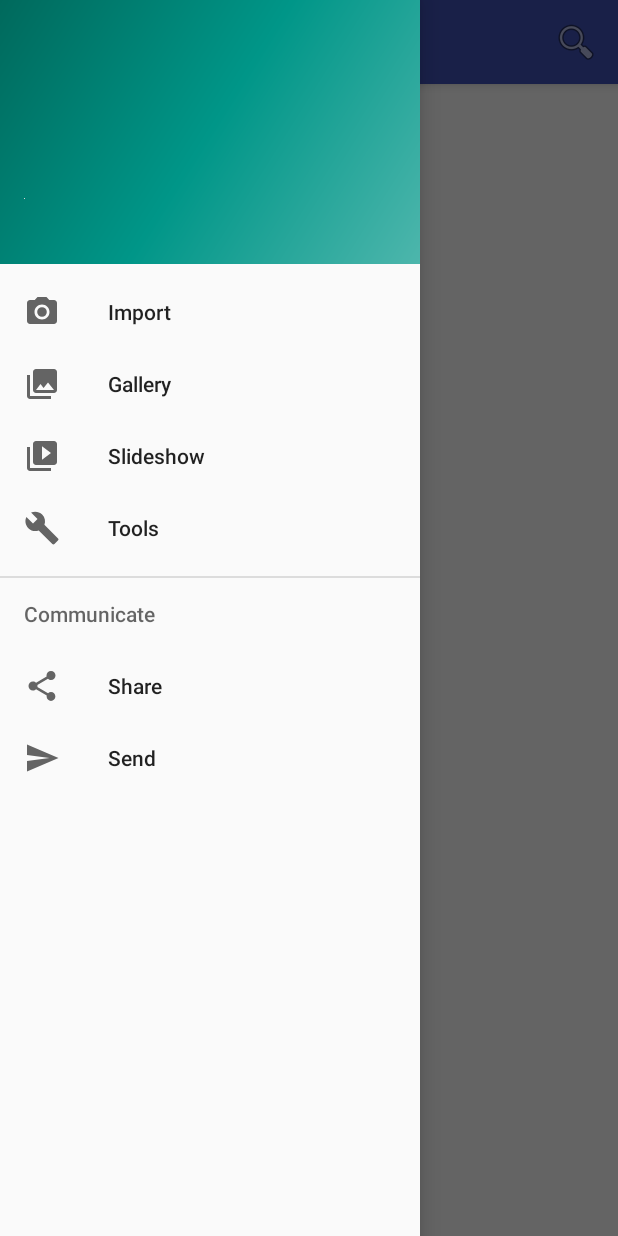
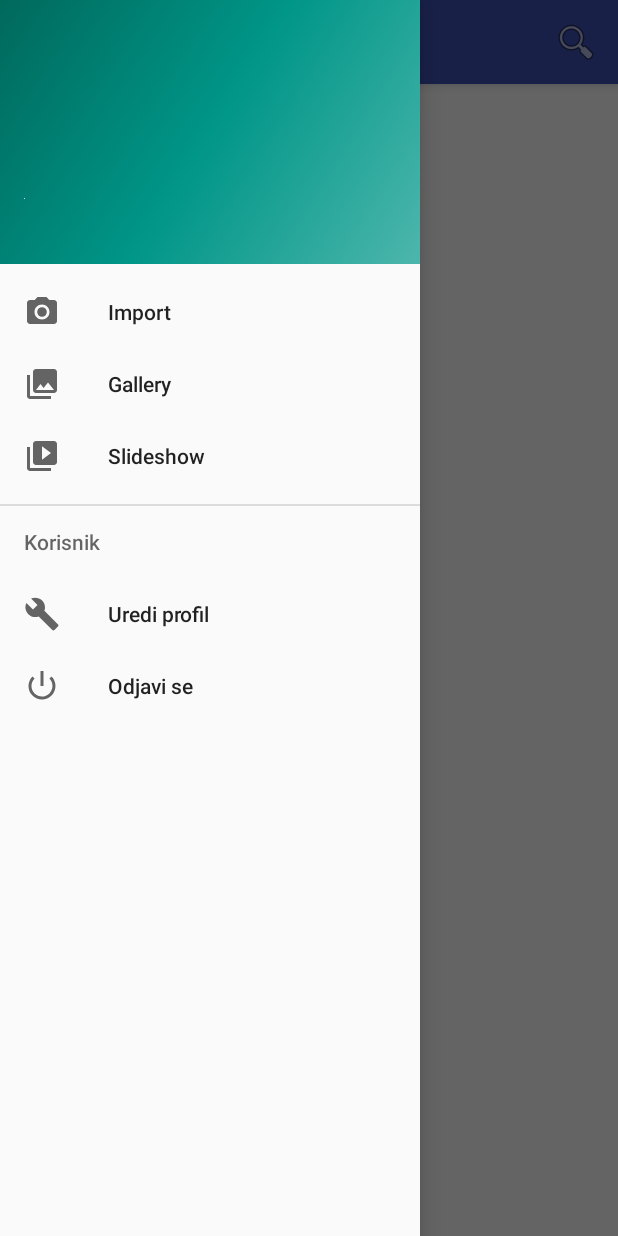
Before and after one commit to davidmak2709/RMA-projekt, an Android app: the screen it shows after launch once a user with an empty profile is signed in (MainActivity), with the side drawer open, on a phone screen of 412 x 824 dp. Run offline under Robolectric (Android 15) with nearby library versions, the phone set to English and light mode, and no system bars; our stand-ins replace Firebase (no records; nobody signed in at launch, a user with empty details on screens opened directly), Picasso; libraries missing offline, so code that uses them is left out: com.facebook, com.facebook.internal, com.facebook.login; 5 statements that could not run were skipped.

Commit message:
Dizajn glavne activity

```diff
--- a/app/src/main/java/hr/helloworld/david/esports/MainActivity.java
+++ b/app/src/main/java/hr/helloworld/david/esports/MainActivity.java
@@ -2,8 +2,6 @@ package hr.helloworld.david.esports;
 
 import android.content.Intent;
 import android.os.Bundle;
-import android.support.design.widget.FloatingActionButton;
-import android.support.design.widget.Snackbar;
 import android.view.View;
 import android.support.design.widget.NavigationView;
 import android.support.v4.view.GravityCompat;
@@ -30,17 +28,17 @@ public class MainActivity extends AppCompatActivity
         super.onCreate(savedInstanceState);
         setContentView(R.layout.activity_main);
         setTitle(" ");
-        Toolbar toolbar = (Toolbar) findViewById(R.id.toolbar);
+        Toolbar toolbar = findViewById(R.id.toolbar);
         setSupportActionBar(toolbar);
 
 
-        DrawerLayout drawer = (DrawerLayout) findViewById(R.id.drawer_layout);
+        DrawerLayout drawer = findViewById(R.id.drawer_layout);
         ActionBarDrawerToggle toggle = new ActionBarDrawerToggle(
                 this, drawer, toolbar, R.string.navigation_drawer_open, R.string.navigation_drawer_close);
         drawer.addDrawerListener(toggle);
         toggle.syncState();
 
-        NavigationView navigationView = (NavigationView) findViewById(R.id.nav_view);
+        NavigationView navigationView = findViewById(R.id.nav_view);
         navigationView.setNavigationItemSelectedListener(this);
 
         View headerView = navigationView.getHeaderView(0);
@@ -61,7 +59,7 @@ public class MainActivity extends AppCompatActivity
 
     @Override
     public void onBackPressed() {
-        DrawerLayout drawer = (DrawerLayout) findViewById(R.id.drawer_layout);
+        DrawerLayout drawer = findViewById(R.id.drawer_layout);
         if (drawer.isDrawerOpen(GravityCompat.START)) {
             drawer.closeDrawer(GravityCompat.START);
         } else {
@@ -78,11 +76,9 @@ public class MainActivity extends AppCompatActivity
 
     @Override
     public boolean onOptionsItemSelected(MenuItem item) {
-        // Handle action bar item clicks here. The action bar will
-        // automatically handle clicks on the Home/Up button, so long
-        // as you specify a parent activity in AndroidManifest.xml.
         Intent intent = new Intent(MainActivity.this, SearchActivity.class);
         startActivity(intent);
+
         return super.onOptionsItemSelected(item);
     }
 
@@ -98,15 +94,17 @@ public class MainActivity extends AppCompatActivity
 
         } else if (id == R.id.nav_slideshow) {
 
-        } else if (id == R.id.nav_manage) {
+        } else if (id == R.id.nav_edit_profile) {
+            //TODO prebaci na edit prof
 
-        } else if (id == R.id.nav_share) {
-
-        } else if (id == R.id.nav_send) {
-
+        } else if (id == R.id.nav_logout) {
+            FirebaseAuth.getInstance().signOut();
+            Intent intent = new Intent(MainActivity.this, StartActivity.class);
+            startActivity(intent);
+            finish();
         }
 
-        DrawerLayout drawer = (DrawerLayout) findViewById(R.id.drawer_layout);
+        DrawerLayout drawer = findViewById(R.id.drawer_layout);
         drawer.closeDrawer(GravityCompat.START);
         return true;
     }
--- a/app/src/main/java/hr/helloworld/david/esports/SignupActivity.java
+++ b/app/src/main/java/hr/helloworld/david/esports/SignupActivity.java
@@ -121,6 +121,9 @@ public class SignupActivity extends AppCompatActivity {
                         FirebaseStorage storage = FirebaseStorage.getInstance();
                         StorageReference storageReference = storage.getReference();
 
+                        if (selectedImage == null)
+                            selectedImage = Uri.parse("android.resource://" + SignupActivity.this.getPackageName() + "/mipmap/ic_launcher");
+
                         storageReference.child("profile_picture/" + firebaseUser.getUid()).putFile(selectedImage)
                                 .addOnCompleteListener(new OnCompleteListener<UploadTask.TaskSnapshot>() {
                                     @Override
@@ -170,6 +173,7 @@ public class SignupActivity extends AppCompatActivity {
                             public void onSuccess(Void aVoid) {
                                 Intent intent = new Intent(SignupActivity.this, MainActivity.class);
                                 startActivity(intent);
+                                finish();
                             }
                         }).addOnFailureListener(new OnFailureListener() {
                             @Override
--- a/app/src/main/java/hr/helloworld/david/esports/StartActivity.java
+++ b/app/src/main/java/hr/helloworld/david/esports/StartActivity.java
@@ -75,6 +75,7 @@ public class StartActivity extends AppCompatActivity {
         if (firebaseUser != null) {
             Intent intent = new Intent(StartActivity.this, MainActivity.class);
             startActivity(intent);
+            finish();
         }
 
         emailEditView = findViewById(R.id.StartActivityEmailEditView);
@@ -175,6 +176,7 @@ public class StartActivity extends AppCompatActivity {
 
                             Intent intent = new Intent(StartActivity.this, MainActivity.class);
                             startActivity(intent);
+                            finish();
 
                         } else {
                             Exception exception = task.getException();
@@ -273,6 +275,7 @@ public class StartActivity extends AppCompatActivity {
 
                             Intent intent = new Intent(StartActivity.this, MainActivity.class);
                             startActivity(intent);
+                            finish();
                         } else {
                             Snackbar.make(findViewById(R.id.BottomLinearLayout), "Authentication Failed.",
                                     Snackbar.LENGTH_SHORT).show();
@@ -297,6 +300,7 @@ public class StartActivity extends AppCompatActivity {
 
                             Intent intent = new Intent(StartActivity.this, MainActivity.class);
                             startActivity(intent);
+                            finish();
                         } else {
                             Toast.makeText(StartActivity.this, "Authentication failed.",
                                     Toast.LENGTH_SHORT).show();
--- a/app/src/main/res/menu/activity_main_drawer.xml
+++ b/app/src/main/res/menu/activity_main_drawer.xml
@@ -16,22 +16,18 @@
             android:id="@+id/nav_slideshow"
             android:icon="@drawable/ic_menu_slideshow"
             android:title="Slideshow" />
-        <item
-            android:id="@+id/nav_manage"
-            android:icon="@drawable/ic_menu_manage"
-            android:title="Tools" />
     </group>
 
-    <item android:title="Communicate">
+    <item android:title="Korisnik">
         <menu>
             <item
-                android:id="@+id/nav_share"
-                android:icon="@drawable/ic_menu_share"
-                android:title="Share" />
+                android:id="@+id/nav_edit_profile"
+                android:icon="@drawable/ic_menu_manage"
+                android:title="@string/navMenuEditProfileString" />
             <item
-                android:id="@+id/nav_send"
-                android:icon="@drawable/ic_menu_send"
-                android:title="Send" />
+                android:id="@+id/nav_logout"
+                android:icon="@android:drawable/ic_lock_power_off"
+                android:title="@string/navMenuLogOutString" />
         </menu>
     </item>
 
--- a/app/src/main/res/values/strings.xml
+++ b/app/src/main/res/values/strings.xml
@@ -19,6 +19,10 @@
     <string name="SearchActivitySearchEditViewHint">Pretraži Esport</string>
 
 
+    <!-- Main Activity Drawer strings -->
+    <string name="navMenuLogOutString">Odjavi se</string>
+    <string name="navMenuEditProfileString">Uredi profil</string>
+
     <!-- Shared Prefs Keys -->
     <string name="userID">userID</string>
     <string name="username">uName</string>
```
Also changed, not shown: app/src/main/java/hr/helloworld/david/esports/SearchActivity.java (+16 -0 lines), app/src/main/res/layout/activity_search.xml (+10 -3 lines).
